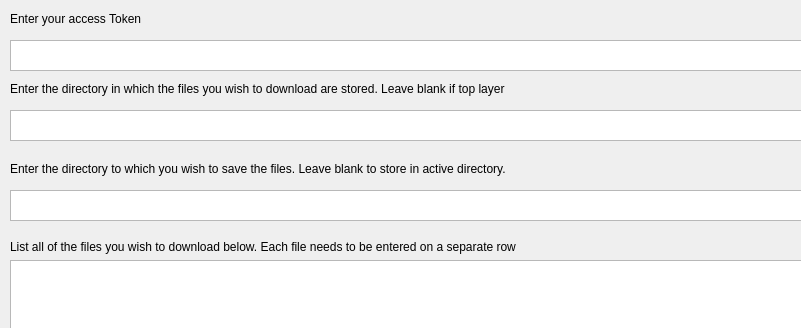
Qt form layout.ui (NiklasIP/dropbox_downloader) before a commit; both pictures show x 0 to 801 and y 0 to 328 of the 883 by 629 pixel window.
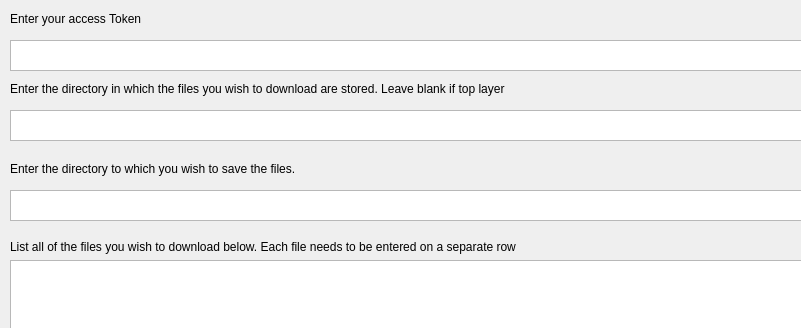
The same form after that commit.

The edit to the form file:
```diff
--- a/layout.ui
+++ b/layout.ui
@@ -114,7 +114,7 @@
     </rect>
    </property>
    <property name="text">
-    <string>Enter the directory to which you wish to save the files. Leave blank to store in active directory.</string>
+    <string>Enter the directory to which you wish to save the files.</string>
    </property>
   </widget>
   <widget class="QLabel" name="label_5">
```
